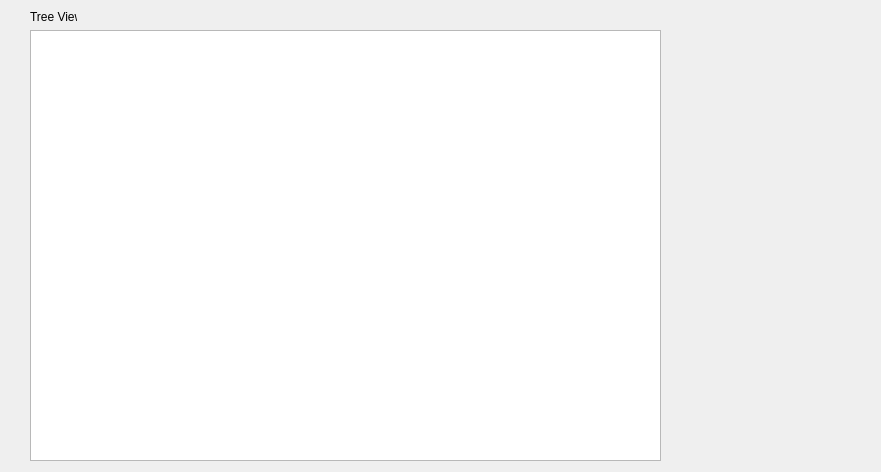
First picture: the form in GUI/GUITEST/TreeView.ui, repository bronya2057/ExpertSystemPyLab, before the edit.
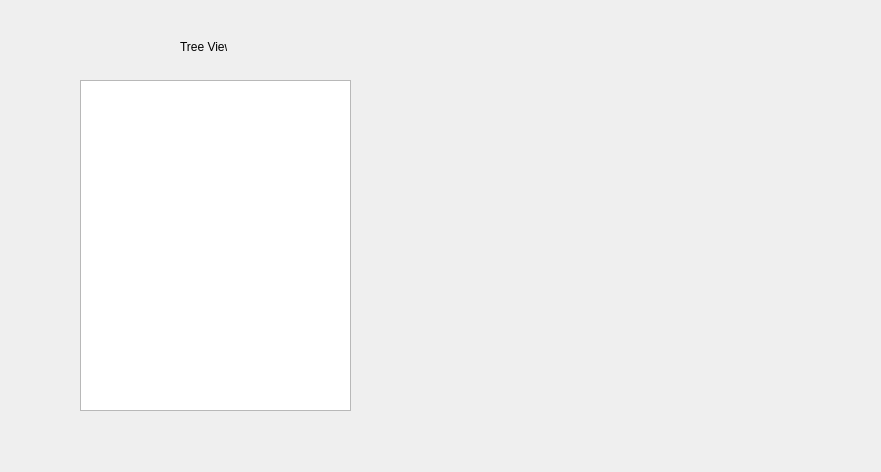
Second picture: the form after the edit.

Patch:
```diff
--- a/GUI/GUITEST/TreeView.ui
+++ b/GUI/GUITEST/TreeView.ui
@@ -24,18 +24,18 @@
   <widget class="QTreeView" name="treeView">
    <property name="geometry">
     <rect>
-     <x>30</x>
-     <y>30</y>
-     <width>631</width>
-     <height>431</height>
+     <x>80</x>
+     <y>80</y>
+     <width>271</width>
+     <height>331</height>
     </rect>
    </property>
   </widget>
   <widget class="QLabel" name="lblTreeView">
    <property name="geometry">
     <rect>
-     <x>30</x>
-     <y>10</y>
+     <x>180</x>
+     <y>40</y>
      <width>47</width>
      <height>13</height>
     </rect>
```
